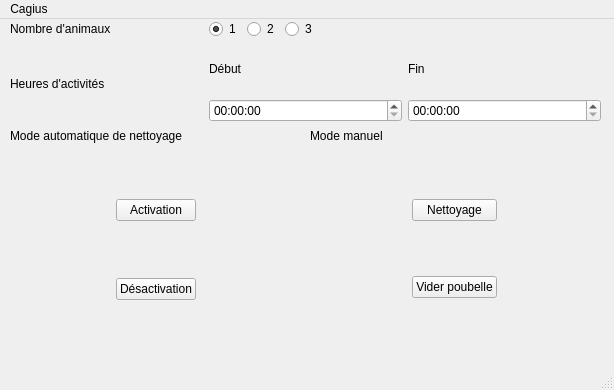
This is Code/PiQt/mainWindow_geometry.ui in Cagius-UdeS/Cagius as Qt 5 draws it before an edit. The edited form follows.
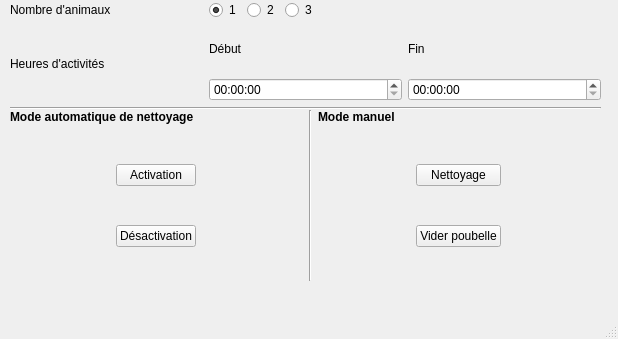
This is the edited form.

```diff
--- a/Code/PiQt/mainWindow_geometry.ui
+++ b/Code/PiQt/mainWindow_geometry.ui
@@ -6,8 +6,8 @@
    <rect>
     <x>0</x>
     <y>0</y>
-    <width>614</width>
-    <height>390</height>
+    <width>618</width>
+    <height>339</height>
    </rect>
   </property>
   <property name="windowTitle">
@@ -20,7 +20,7 @@
       <x>10</x>
       <y>0</y>
       <width>591</width>
-      <height>103</height>
+      <height>110</height>
      </rect>
     </property>
     <layout class="QGridLayout" name="gridLayout">
@@ -116,120 +116,22 @@
        </item>
       </layout>
      </item>
-    </layout>
-   </widget>
-   <widget class="QWidget" name="gridLayoutWidget_2">
-    <property name="geometry">
-     <rect>
-      <x>10</x>
-      <y>110</y>
-      <width>291</width>
-      <height>221</height>
-     </rect>
-    </property>
-    <layout class="QGridLayout" name="gridLayout_2">
-     <item row="0" column="0">
-      <layout class="QGridLayout" name="gridLayout_5">
-       <property name="leftMargin">
-        <number>0</number>
+     <item row="1" column="0">
+      <widget class="Line" name="line">
+       <property name="orientation">
+        <enum>Qt::Horizontal</enum>
        </property>
-       <item row="4" column="1">
-        <widget class="QPushButton" name="Desactivation">
-         <property name="text">
-          <string>Désactivation</string>
-         </property>
-        </widget>
-       </item>
-       <item row="1" column="1">
-        <spacer name="verticalSpacer_3">
-         <property name="orientation">
-          <enum>Qt::Vertical</enum>
-         </property>
-         <property name="sizeHint" stdset="0">
-          <size>
-           <width>20</width>
-           <height>40</height>
-          </size>
-         </property>
-        </spacer>
-       </item>
-       <item row="3" column="1">
-        <spacer name="verticalSpacer">
-         <property name="orientation">
-          <enum>Qt::Vertical</enum>
-         </property>
-         <property name="sizeHint" stdset="0">
-          <size>
-           <width>20</width>
-           <height>40</height>
-          </size>
-         </property>
-        </spacer>
-       </item>
-       <item row="2" column="1">
-        <widget class="QPushButton" name="Activation">
-         <property name="text">
-          <string>Activation</string>
-         </property>
-        </widget>
-       </item>
-       <item row="5" column="1">
-        <spacer name="verticalSpacer_2">
-         <property name="orientation">
-          <enum>Qt::Vertical</enum>
-         </property>
-         <property name="sizeHint" stdset="0">
-          <size>
-           <width>20</width>
-           <height>40</height>
-          </size>
-         </property>
-        </spacer>
-       </item>
-       <item row="2" column="0">
-        <spacer name="horizontalSpacer">
-         <property name="orientation">
-          <enum>Qt::Horizontal</enum>
-         </property>
-         <property name="sizeHint" stdset="0">
-          <size>
-           <width>40</width>
-           <height>20</height>
-          </size>
-         </property>
-        </spacer>
-       </item>
-       <item row="2" column="2">
-        <spacer name="horizontalSpacer_2">
-         <property name="orientation">
-          <enum>Qt::Horizontal</enum>
-         </property>
-         <property name="sizeHint" stdset="0">
-          <size>
-           <width>40</width>
-           <height>20</height>
-          </size>
-         </property>
-        </spacer>
-       </item>
-       <item row="0" column="0" colspan="3">
-        <widget class="QLabel" name="label">
-         <property name="text">
-          <string>Mode automatique de nettoyage</string>
-         </property>
-        </widget>
-       </item>
-      </layout>
+      </widget>
      </item>
     </layout>
    </widget>
    <widget class="QWidget" name="gridLayoutWidget_5">
     <property name="geometry">
      <rect>
-      <x>310</x>
+      <x>318</x>
       <y>110</y>
-      <width>289</width>
-      <height>219</height>
+      <width>281</width>
+      <height>171</height>
      </rect>
     </property>
     <layout class="QGridLayout" name="gridLayout_6">
@@ -248,6 +150,12 @@
      </item>
      <item row="0" column="0" colspan="3">
       <widget class="QLabel" name="label_2">
+       <property name="font">
+        <font>
+         <weight>75</weight>
+         <bold>true</bold>
+        </font>
+       </property>
        <property name="text">
         <string>Mode manuel</string>
        </property>
@@ -321,22 +229,136 @@
      </item>
     </layout>
    </widget>
+   <widget class="Line" name="line_2">
+    <property name="geometry">
+     <rect>
+      <x>300</x>
+      <y>110</y>
+      <width>20</width>
+      <height>171</height>
+     </rect>
+    </property>
+    <property name="orientation">
+     <enum>Qt::Vertical</enum>
+    </property>
+   </widget>
+   <widget class="QWidget" name="layoutWidget">
+    <property name="geometry">
+     <rect>
+      <x>10</x>
+      <y>110</y>
+      <width>291</width>
+      <height>171</height>
+     </rect>
+    </property>
+    <layout class="QGridLayout" name="gridLayout_8">
+     <property name="leftMargin">
+      <number>0</number>
+     </property>
+     <item row="4" column="1">
+      <widget class="QPushButton" name="Desactivation">
+       <property name="text">
+        <string>Désactivation</string>
+       </property>
+      </widget>
+     </item>
+     <item row="1" column="1">
+      <spacer name="verticalSpacer_7">
+       <property name="orientation">
+        <enum>Qt::Vertical</enum>
+       </property>
+       <property name="sizeHint" stdset="0">
+        <size>
+         <width>20</width>
+         <height>40</height>
+        </size>
+       </property>
+      </spacer>
+     </item>
+     <item row="3" column="1">
+      <spacer name="verticalSpacer_8">
+       <property name="orientation">
+        <enum>Qt::Vertical</enum>
+       </property>
+       <property name="sizeHint" stdset="0">
+        <size>
+         <width>20</width>
+         <height>40</height>
+        </size>
+       </property>
+      </spacer>
+     </item>
+     <item row="2" column="1">
+      <widget class="QPushButton" name="Activation">
+       <property name="text">
+        <string>Activation</string>
+       </property>
+      </widget>
+     </item>
+     <item row="5" column="1">
+      <spacer name="verticalSpacer_9">
+       <property name="orientation">
+        <enum>Qt::Vertical</enum>
+       </property>
+       <property name="sizeHint" stdset="0">
+        <size>
+         <width>20</width>
+         <height>40</height>
+        </size>
+       </property>
+      </spacer>
+     </item>
+     <item row="2" column="0">
+      <spacer name="horizontalSpacer_6">
+       <property name="orientation">
+        <enum>Qt::Horizontal</enum>
+       </property>
+       <property name="sizeHint" stdset="0">
+        <size>
+         <width>40</width>
+         <height>20</height>
+        </size>
+       </property>
+      </spacer>
+     </item>
+     <item row="2" column="2">
+      <spacer name="horizontalSpacer_7">
+       <property name="orientation">
+        <enum>Qt::Horizontal</enum>
+       </property>
+       <property name="sizeHint" stdset="0">
+        <size>
+         <width>40</width>
+         <height>20</height>
+        </size>
+       </property>
+      </spacer>
+     </item>
+     <item row="0" column="0" colspan="3">
+      <widget class="QLabel" name="label_7">
+       <property name="font">
+        <font>
+         <weight>75</weight>
+         <bold>true</bold>
+        </font>
+       </property>
+       <property name="text">
+        <string>Mode automatique de nettoyage</string>
+       </property>
+      </widget>
+     </item>
+    </layout>
+   </widget>
   </widget>
   <widget class="QMenuBar" name="menubar">
    <property name="geometry">
     <rect>
      <x>0</x>
      <y>0</y>
-     <width>614</width>
+     <width>618</width>
      <height>28</height>
     </rect>
    </property>
-   <widget class="QMenu" name="menuCagius">
-    <property name="title">
-     <string>Cagius</string>
-    </property>
-   </widget>
-   <addaction name="menuCagius"/>
   </widget>
   <widget class="QStatusBar" name="statusbar"/>
  </widget>
```
